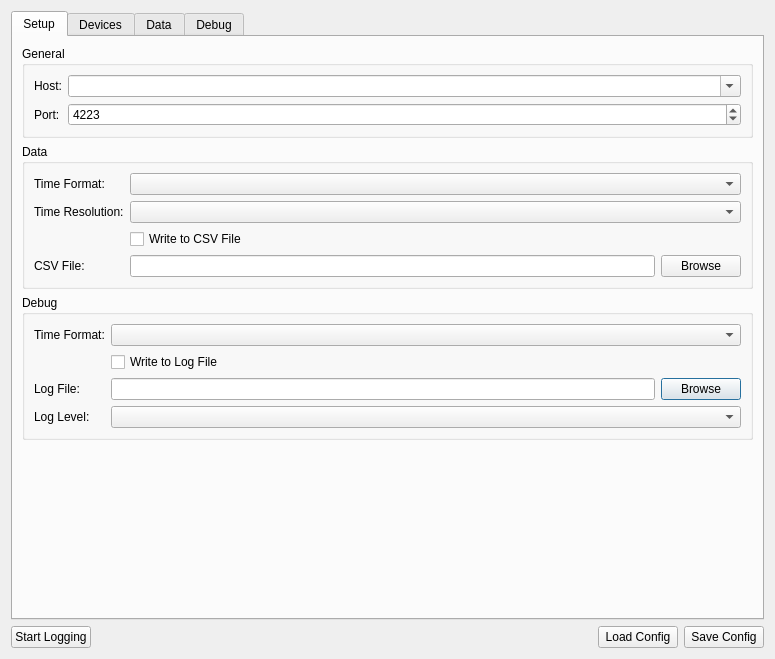
Before: the Qt Designer form src/brickv/data_logger/ui/setup_dialog.ui in Tinkerforge/brickv, drawn with Qt 5.
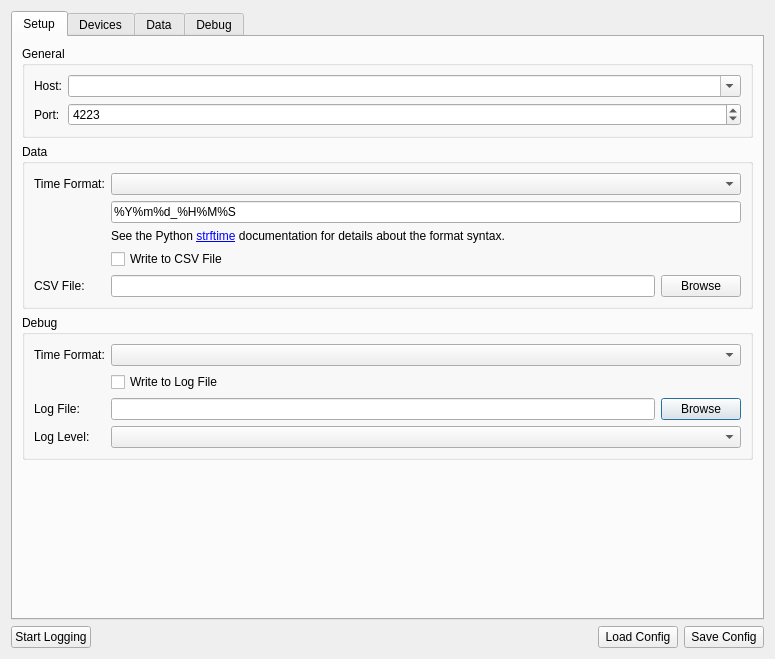
After: the same form once the commit is applied.

Commit message:
data-logger: Merge time resolution option into time format
Also add strftime time format.

The edit to the form file:
```diff
--- a/src/brickv/data_logger/ui/setup_dialog.ui
+++ b/src/brickv/data_logger/ui/setup_dialog.ui
@@ -197,14 +197,21 @@
            <layout class="QVBoxLayout" name="verticalLayout_4">
             <item>
              <layout class="QGridLayout" name="gridLayout_3">
-              <item row="3" column="0">
+              <item row="0" column="0">
+               <widget class="QLabel" name="label_7">
+                <property name="text">
+                 <string>Time Format:</string>
+                </property>
+               </widget>
+              </item>
+              <item row="4" column="0">
                <widget class="QLabel" name="label_csv_file_name">
                 <property name="text">
                  <string>CSV File:</string>
                 </property>
                </widget>
               </item>
-              <item row="3" column="1">
+              <item row="4" column="1">
                <layout class="QHBoxLayout" name="horizontalLayout_2">
                 <item>
                  <widget class="QLineEdit" name="edit_csv_file_name"/>
@@ -221,20 +228,6 @@
                 </item>
                </layout>
               </item>
-              <item row="2" column="1">
-               <widget class="QCheckBox" name="check_data_to_csv_file">
-                <property name="text">
-                 <string>Write to CSV File</string>
-                </property>
-               </widget>
-              </item>
-              <item row="0" column="0">
-               <widget class="QLabel" name="label_7">
-                <property name="text">
-                 <string>Time Format:</string>
-                </property>
-               </widget>
-              </item>
               <item row="0" column="1">
                <widget class="QComboBox" name="combo_data_time_format">
                 <property name="sizePolicy">
@@ -245,15 +238,29 @@
                 </property>
                </widget>
               </item>
-              <item row="1" column="0">
-               <widget class="QLabel" name="label_6">
+              <item row="3" column="1">
+               <widget class="QCheckBox" name="check_data_to_csv_file">
                 <property name="text">
-                 <string>Time Resolution:</string>
+                 <string>Write to CSV File</string>
+                </property>
+               </widget>
+              </item>
+              <item row="2" column="1">
+               <widget class="QLabel" name="label_data_time_format_strftime_help">
+                <property name="text">
+                 <string>See the Python &lt;a href=&quot;https://docs.python.org/2/library/datetime.html#strftime-and-strptime-behavior&quot;&gt;strftime&lt;/a&gt; documentation for details about the format syntax.</string>
+                </property>
+                <property name="openExternalLinks">
+                 <bool>true</bool>
                 </property>
                </widget>
               </item>
               <item row="1" column="1">
-               <widget class="QComboBox" name="combo_data_time_resolution"/>
+               <widget class="QLineEdit" name="edit_data_time_format_strftime">
+                <property name="text">
+                 <string>%Y%m%d_%H%M%S</string>
+                </property>
+               </widget>
               </item>
              </layout>
             </item>
```
Left out of the diff: 2 changed lines with no effect on the pictures. The commit also changes 5 other files.
